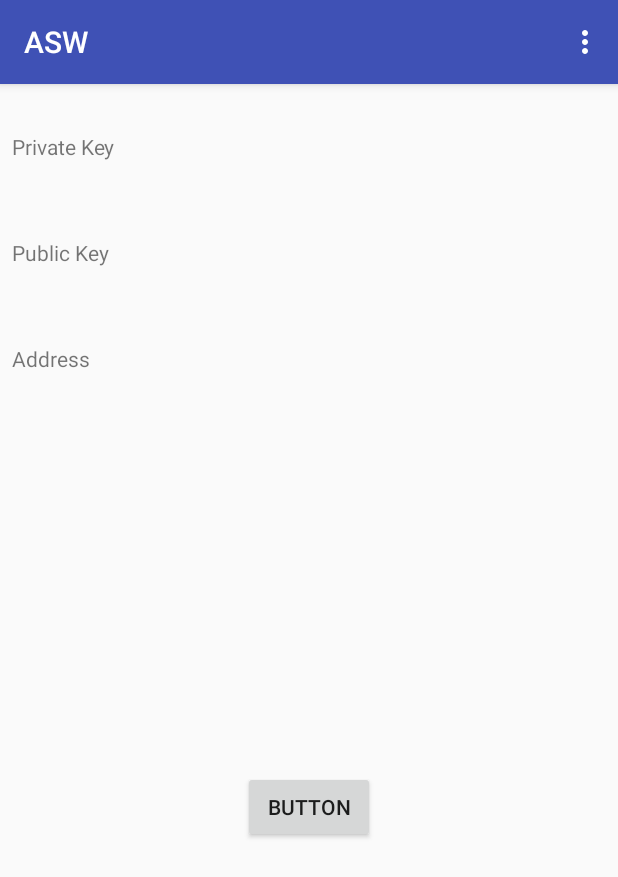
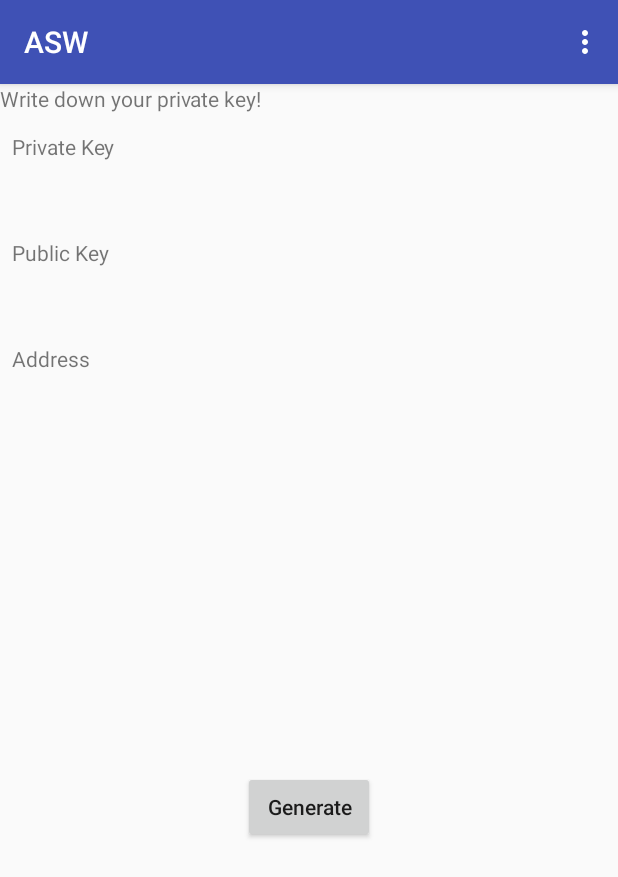
Before and after one commit to phash/Semux-Android-Wallet, an Android app: the screen it shows after launch (CreateAccountActivity), in the options menu, after a tap on "new Account", on a phone screen of 412 x 824 dp. Shown: the top 877 px of the screen. Run offline under Robolectric (Android 15) with nearby library versions, the phone set to English and light mode, and no system bars; libraries missing offline, so code that uses them is left out: com.parse, org.bouncycastle.util; 2 statements that could not run were skipped.

```diff
--- a/app/build.gradle
+++ b/app/build.gradle
@@ -56,6 +56,8 @@ dependencies {
 // https://mvnrepository.com/artifact/com.github.ben-manes.caffeine/caffeine
     implementation group: 'com.github.ben-manes.caffeine', name: 'caffeine', version: '2.6.2'
 // https://mvnrepository.com/artifact/com.muquit.libsodiumjna/libsodium-jna
+// https://mvnrepository.com/artifact/com.parse/parse-android
+    implementation group: 'com.parse', name: 'parse-android', version: '1.17.3'
 
     implementation 'io.reactivex.rxjava2:rxandroid:2.1.0'
     implementation 'io.reactivex.rxjava2:rxjava:2.x.x'
--- /dev/null
+++ b/app/src/main/java/de/phash/manuel/asw/App.kt
@@ -0,0 +1,18 @@
+package de.phash.manuel.asw
+
+import android.app.Application
+import com.parse.Parse
+import com.parse.ParseInstallation
+
+class App : Application() {
+    override fun onCreate() {
+        super.onCreate()
+        Parse.initialize(Parse.Configuration.Builder(this)
+                .applicationId("")
+                .clientKey("")
+                .server("")
+                .build())
+        ParseInstallation.getCurrentInstallation().saveInBackground()
+
+    }
+}
--- a/app/src/main/java/de/phash/manuel/asw/MainActivity.kt
+++ b/app/src/main/java/de/phash/manuel/asw/MainActivity.kt
@@ -24,6 +24,7 @@ class MainActivity : AppCompatActivity() {
     override fun onCreate(savedInstanceState: Bundle?) {
         super.onCreate(savedInstanceState)
         setContentView(R.layout.activity_main)
+
 
     }
 
--- a/app/src/main/java/de/phash/manuel/asw/semux/key/PublicKeyCache.java
+++ b/app/src/main/java/de/phash/manuel/asw/semux/key/PublicKeyCache.java
@@ -26,7 +26,7 @@ public final class PublicKeyCache {
      * <p>
      * The cache is a concurrent hash map of ByteArray.of(pubKey) -> EdDSAPublicKey
      */
-    private static final Cache<ByteArray, EdDSAPublicKey> pubKeyCache = Caffeine.newBuilder()
+    private static final Cache<SemuxByteArray, EdDSAPublicKey> pubKeyCache = Caffeine.newBuilder()
             .maximumSize(MAX_CACHE_SIZE).build();
 
     private PublicKeyCache() {
@@ -39,7 +39,7 @@ public final class PublicKeyCache {
      * @return
      */
     public static EdDSAPublicKey computeIfAbsent(byte[] pubKey) {
-        return pubKeyCache.get(ByteArray.of(pubKey), input -> {
+        return pubKeyCache.get(SemuxByteArray.of(pubKey), input -> {
             try {
                 return new EdDSAPublicKey(new X509EncodedKeySpec(pubKey));
             } catch (InvalidKeySpecException e) {
--- a/app/src/main/res/layout/activity_create_account.xml
+++ b/app/src/main/res/layout/activity_create_account.xml
@@ -25,7 +25,8 @@
         android:layout_marginStart="8dp"
         android:layout_marginTop="8dp"
         android:onClick="onCreateKey"
-        android:text="Button"
+        android:text="@string/generate"
+        android:textIsSelectable="true"
         app:layout_constraintBottom_toBottomOf="parent"
         app:layout_constraintEnd_toEndOf="parent"
         app:layout_constraintStart_toStartOf="parent"
@@ -38,6 +39,7 @@
         android:layout_marginEnd="8dp"
         android:layout_marginStart="8dp"
         android:layout_marginTop="8dp"
+        android:textIsSelectable="true"
         app:layout_constraintEnd_toEndOf="parent"
         app:layout_constraintHorizontal_bias="0.0"
         app:layout_constraintStart_toStartOf="parent"
@@ -80,7 +82,16 @@
         android:layout_marginEnd="8dp"
         android:layout_marginStart="8dp"
         android:layout_marginTop="8dp"
+        android:textIsSelectable="true"
         app:layout_constraintEnd_toEndOf="parent"
         app:layout_constraintStart_toStartOf="parent"
         app:layout_constraintTop_toBottomOf="@+id/textView45" />
+
+    <TextView
+        android:id="@+id/textView11"
+        android:layout_width="wrap_content"
+        android:layout_height="wrap_content"
+        android:text="@string/storeSecure"
+        tools:layout_editor_absoluteX="88dp"
+        tools:layout_editor_absoluteY="32dp" />
 </android.support.constraint.ConstraintLayout>
--- a/app/src/main/res/values/strings.xml
+++ b/app/src/main/res/values/strings.xml
@@ -1,4 +1,11 @@
 <resources>
+    <!-- parseServer-->
+    <string name="back4app_server_url">https://parseapi.back4app.com/</string>
+
+    <string name="back4app_app_id">PASTE_YOUR_APPLICATION_ID_HERE</string>
+    <string name="back4app_client_key">PASTE_YOUR_CLIENT_KEY_HERE</string>
+    <!-- /parseServer-->
+
     <string name="app_name">ASW</string>
     <string name="balance">Balance</string>
     <string name="address">Address</string>
@@ -18,4 +25,8 @@
     <string name="feeExplain">The fee for sending a transaction is 0.005 SEM</string>
     <string name="Total">Total:</string>
     <string name="TotalLocked">Locked:</string>
+    <string name="storeSecure">Write down your private key!</string>
+    <string name="generate">Generate</string>
+    <string name="viewTransactions">Transactions</string>
+
 </resources>
--- a/build.gradle
+++ b/build.gradle
@@ -6,6 +6,9 @@ buildscript {
         google()
         jcenter()
         maven { url 'https://jitpack.io' }
+        maven {
+            url "http://maven.google.com"
+        }
     }
     dependencies {
         classpath 'com.android.tools.build:gradle:3.1.4'
@@ -20,6 +23,9 @@ allprojects {
     repositories {
         google()
         jcenter()
+        maven {
+            url "http://maven.google.com"
+        }
     }
 }
 
```
Also changed, not shown: app/src/main/AndroidManifest.xml (+6 -1 lines), app/src/main/java/de/phash/manuel/asw/CreditsActivity.kt (added, +12 -0 lines), app/src/main/java/de/phash/manuel/asw/ImportKeyActivity.kt (added, +12 -0 lines), app/src/main/java/de/phash/manuel/asw/QrViewActivity.kt (+2 -10 lines), app/src/main/java/de/phash/manuel/asw/SingleBalanceActivity.kt (+14 -10 lines), app/src/main/java/de/phash/manuel/asw/VoteActivity.kt (added, +12 -0 lines), app/src/main/java/de/phash/manuel/asw/semux/key/SemuxByteArray.java (renamed from app/src/main/java/de/phash/manuel/asw/semux/key/ByteArray.java, +7 -7 lines), app/src/main/java/de/phash/manuel/asw/util/Utils.kt (added, +16 -0 lines), app/src/main/res/layout/activity_credits.xml (added, +8 -0 lines), app/src/main/res/layout/activity_import_key.xml (added, +8 -0 lines), app/src/main/res/layout/activity_single_balance.xml (+16 -3 lines), app/src/main/res/layout/activity_vote.xml (added, +8 -0 lines).
